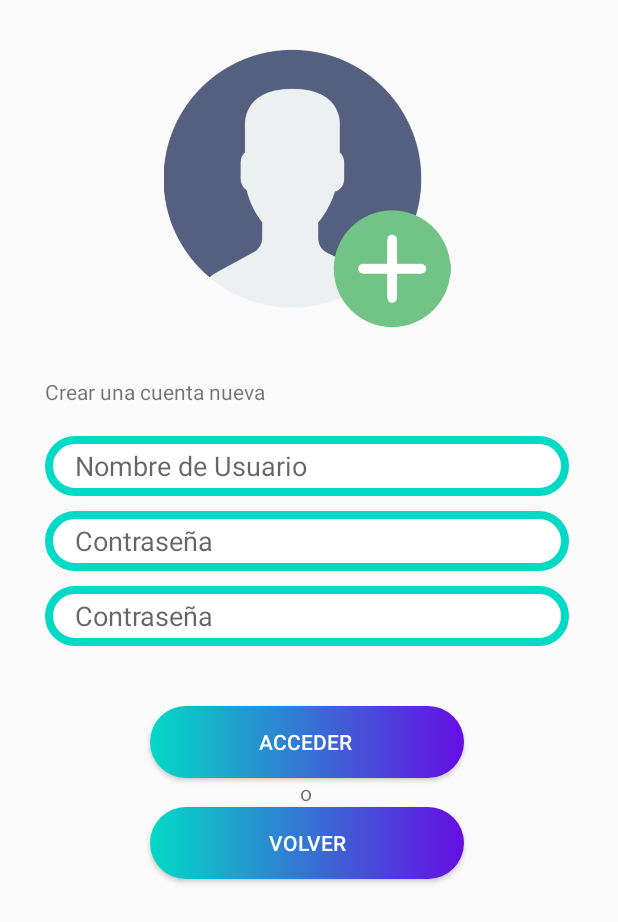
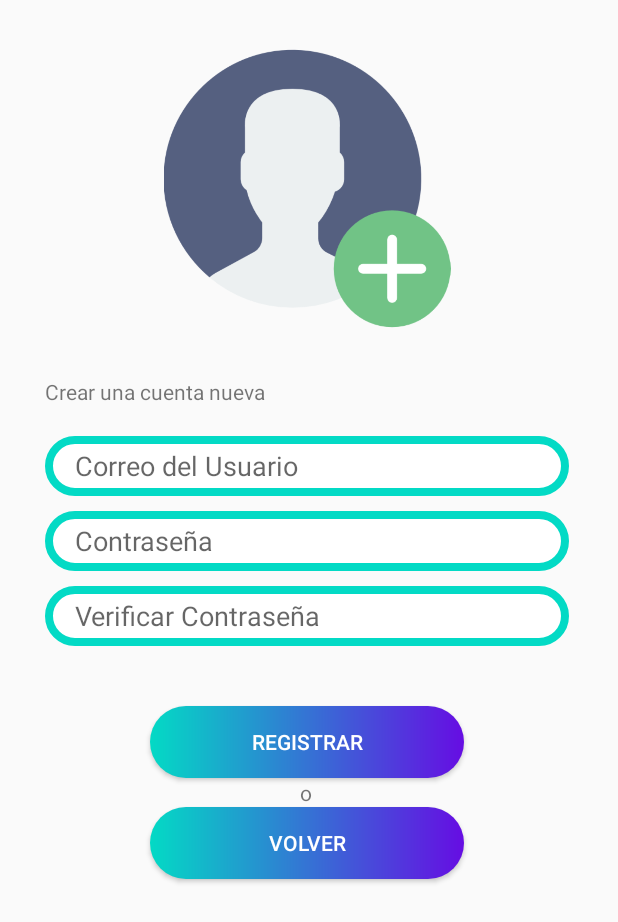
Before and after one commit to TomasSantamarie/buscador_amigos_android, an Android app: the RegistroUsuario screen opened directly, with no data from a screen before it, on a phone screen of 412 x 824 dp. Shown: the top 922 px of the screen. Run offline under Robolectric (Android 15) with nearby library versions, the phone set to English and light mode, and no system bars; our stand-ins replace Firebase (no records; nobody signed in at launch, a user with empty details on screens opened directly).

Commit message:
Commit ( 18:27 ------> 23/01/2023)
Mejora en las páginas:
       - Prevencion de errores (en proceso)
       - Hacer funcional el boton de registrar
       - Mejora visual

```diff
--- a/app/src/main/res/layout/activity_main.xml
+++ b/app/src/main/res/layout/activity_main.xml
@@ -37,7 +37,7 @@
             android:layout_marginEnd="30dp"
             android:background="@drawable/borde_edittext_bien"
             android:ems="10"
-            android:hint="Nombre de Usuario"
+            android:hint="Correo del Usuario"
             android:inputType="textPersonName"
             android:paddingStart="20dp" />
 
--- a/app/src/main/res/layout/activity_registro_usuario.xml
+++ b/app/src/main/res/layout/activity_registro_usuario.xml
@@ -37,7 +37,7 @@
             android:layout_marginEnd="30dp"
             android:background="@drawable/borde_edittext_bien"
             android:ems="10"
-            android:hint="Nombre de Usuario"
+            android:hint="Correo del Usuario"
             android:inputType="textPersonName"
             android:paddingStart="20dp" />
 
@@ -64,7 +64,7 @@
             android:layout_marginBottom="30dp"
             android:background="@drawable/borde_edittext_bien"
             android:ems="10"
-            android:hint="Contraseña"
+            android:hint="Verificar Contraseña"
             android:inputType="textPassword"
             android:paddingStart="20dp" />
 
@@ -106,7 +106,7 @@
             android:layout_marginEnd="100dp"
             android:background="@drawable/botones"
             android:backgroundTint="@null"
-            android:text="Acceder "
+            android:text="Registrar"
             android:textColor="@color/white" />
 
         <TextView
```
Also changed, not shown: app/build.gradle (+7 -6 lines), app/src/main/java/com/example/buscador_amigos_android/MainActivity.kt (+10 -1 lines), app/src/main/java/com/example/buscador_amigos_android/RegistroUsuario.kt (+36 -9 lines).
